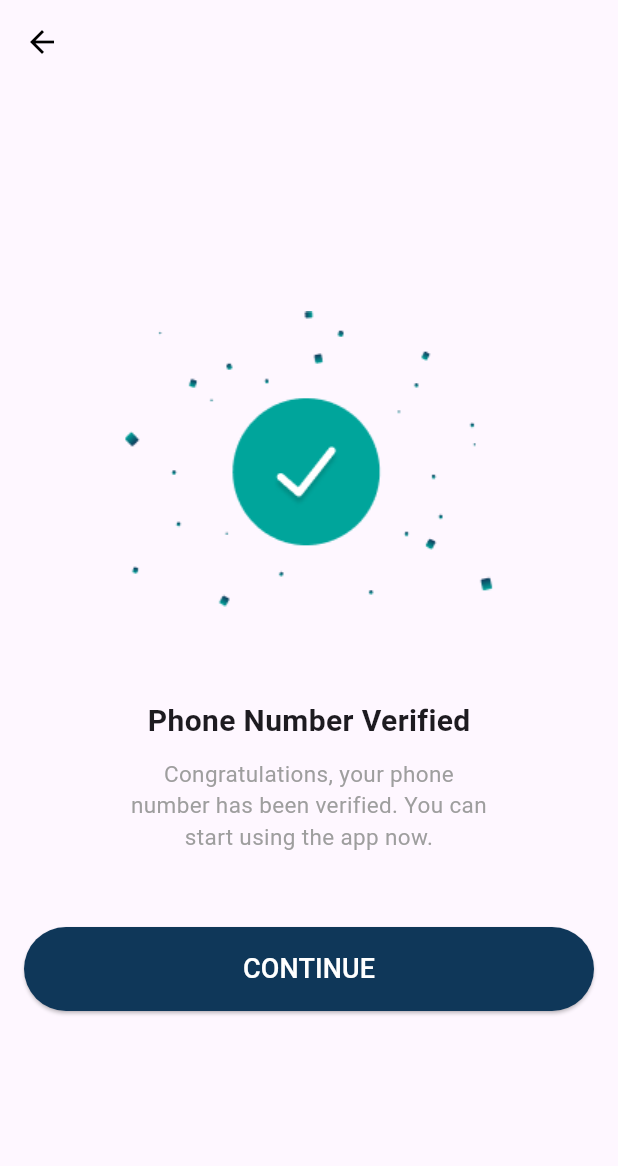
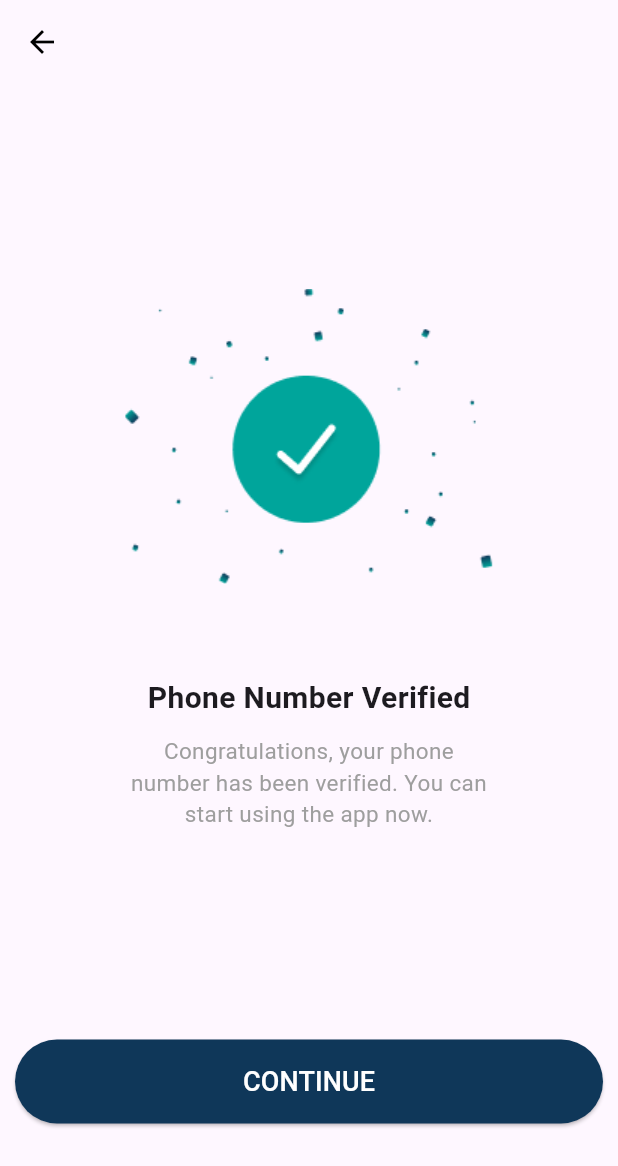
Before and after one commit to DimzsArdiminda/MedHub, a Flutter app: the Verify screen opened directly, after a tap on "SUBMIT CODE", on a phone screen of 412 x 824 dp. Shown: the top 1166 px of the screen. Run offline on Flutter 3.47's test engine with Material 3 defaults, Android fonts, the phone set to English and light mode, and no system bars; our stand-ins replace animated_text_kit.

Commit message:
feat: ui for auth

```diff
--- a/lib/auth/register.dart
+++ b/lib/auth/register.dart
@@ -48,7 +48,7 @@ class _RegisterState extends State<Register> {
           children: [
             // Tulisan Welcome Back
             Text(
-              "Create Your Account!",
+              "Create your account!",
               style: TextStyle(
                 fontSize: 30,
                 fontWeight: FontWeight.bold,
--- a/lib/auth/succes.dart
+++ b/lib/auth/succes.dart
@@ -46,10 +46,11 @@ class _SuccesState extends State<Succes> with SingleTickerProviderStateMixin {
       ),
       body: Center(
         child: Container(
-          margin: EdgeInsets.symmetric(horizontal: 16),
+          margin: EdgeInsets.symmetric(horizontal: 10),
           child: Column(
             mainAxisAlignment: MainAxisAlignment.center,
             children: [
+              SizedBox(height: 60),
                Image.asset(
                 'asset/login success/Group 3645.png',
                 height: 200,
@@ -67,7 +68,8 @@ class _SuccesState extends State<Succes> with SingleTickerProviderStateMixin {
                 textAlign: TextAlign.center,
                 style: TextStyle(fontSize: 15, color: Colors.grey),
               ),
-              SizedBox(height: 50),
+              SizedBox(height: 140),
+
 
               // Tombol Continue
               ElevatedButton(
--- a/lib/auth/veryfy.dart
+++ b/lib/auth/veryfy.dart
@@ -48,7 +48,7 @@ class _VerifyState extends State<Verify> {
           children: [
             // Judul
             Text(
-              "Enter the verification code",
+              "Enter the verify code",
               style: TextStyle(
                 fontSize: 30,
                 fontWeight: FontWeight.bold,
```
